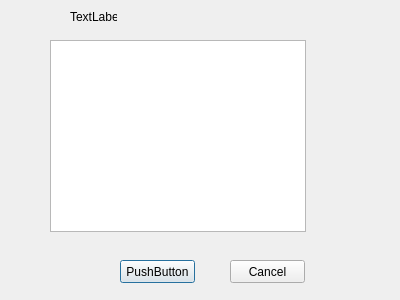
Qt form gamestork/addskillwindow.ui (Teuthis/sdev435) before a commit.
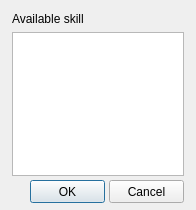
The same form after that commit.

Commit message: UI work: adding and removing skills

What changed in the file:
```diff
--- a/gamestork/addskillwindow.ui
+++ b/gamestork/addskillwindow.ui
@@ -6,8 +6,8 @@
    <rect>
     <x>0</x>
     <y>0</y>
-    <width>400</width>
-    <height>300</height>
+    <width>196</width>
+    <height>210</height>
    </rect>
   </property>
   <property name="windowTitle">
@@ -16,31 +16,31 @@
   <widget class="QListWidget" name="skillsList">
    <property name="geometry">
     <rect>
-     <x>50</x>
-     <y>40</y>
-     <width>256</width>
-     <height>192</height>
+     <x>12</x>
+     <y>32</y>
+     <width>172</width>
+     <height>144</height>
     </rect>
    </property>
   </widget>
   <widget class="QPushButton" name="pushButton">
    <property name="geometry">
     <rect>
-     <x>120</x>
-     <y>260</y>
+     <x>30</x>
+     <y>180</y>
      <width>75</width>
      <height>23</height>
     </rect>
    </property>
    <property name="text">
-    <string>PushButton</string>
+    <string>OK</string>
    </property>
   </widget>
   <widget class="QPushButton" name="cancelButton">
    <property name="geometry">
     <rect>
-     <x>230</x>
-     <y>260</y>
+     <x>109</x>
+     <y>180</y>
      <width>75</width>
      <height>23</height>
     </rect>
@@ -52,14 +52,14 @@
   <widget class="QLabel" name="headingLabel">
    <property name="geometry">
     <rect>
-     <x>70</x>
-     <y>10</y>
-     <width>47</width>
+     <x>12</x>
+     <y>12</y>
+     <width>72</width>
      <height>13</height>
     </rect>
    </property>
    <property name="text">
-    <string>TextLabel</string>
+    <string>Available skills:</string>
    </property>
   </widget>
  </widget>
```
Left out of the diff: 46 changed lines with no effect on the pictures. The commit also changes 13 other files.
